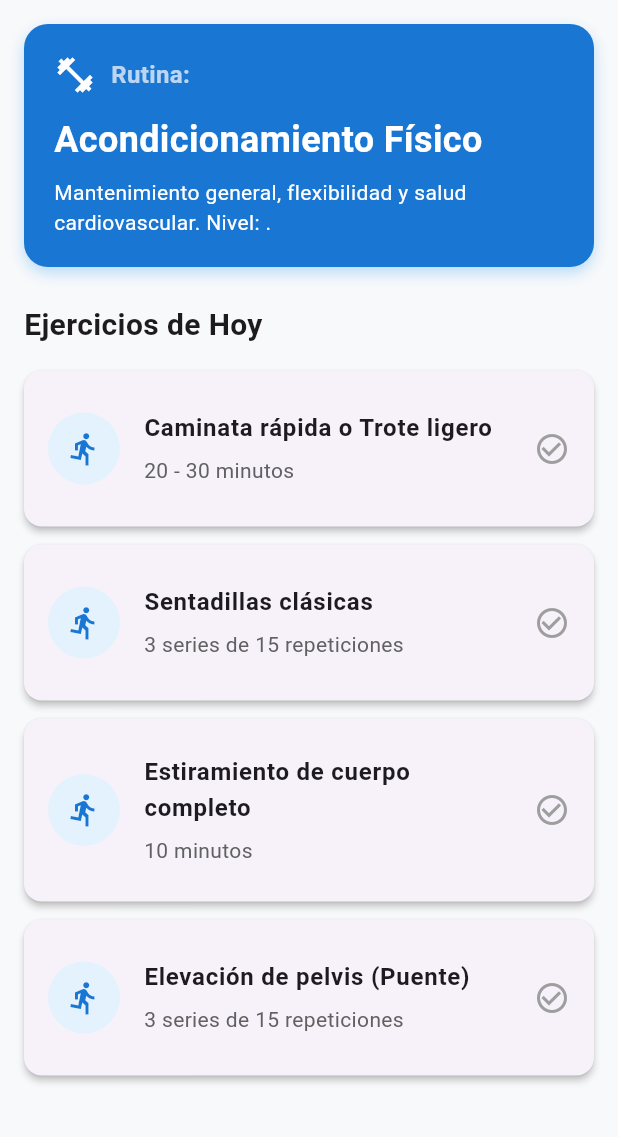
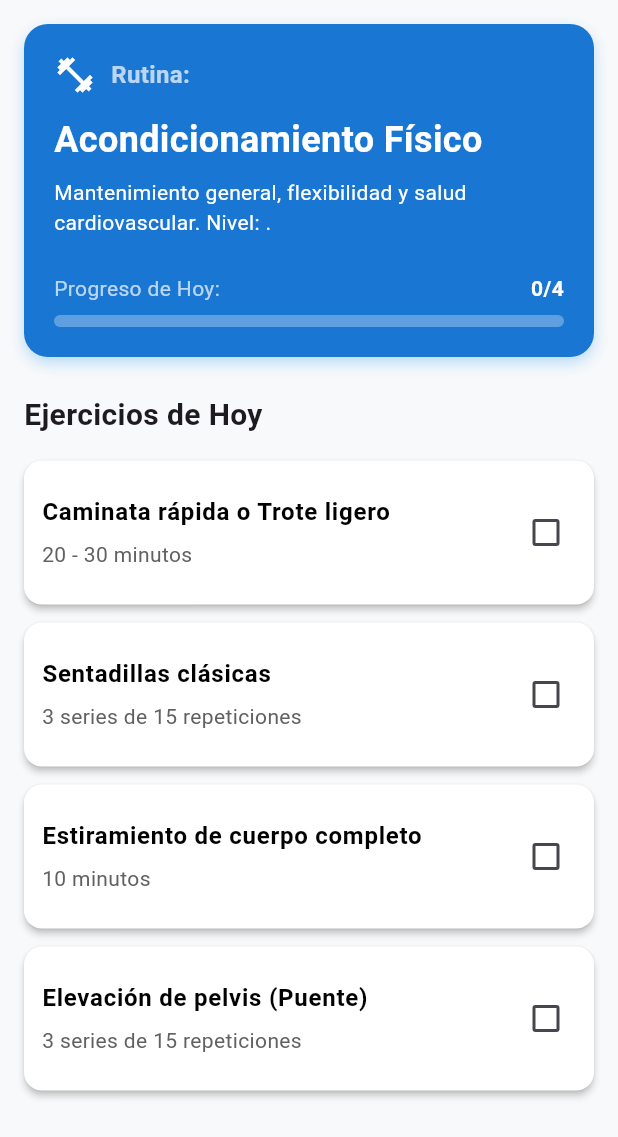
Before and after one commit to blopez504/healthylife, a Flutter app: the ExerciseTab widget shown alone on an empty page, opened directly, on a phone screen of 412 x 824 dp. Shown: the top 1137 px of the screen. Run offline on Flutter 3.47's test engine with Material 3 defaults, Android fonts, the phone set to English and light mode, and no system bars; our stand-ins replace cloud_firestore, firebase_auth, firebase_core; accounts and stored records are empty.

Commit message:
Modificacion 23/3/26

```diff
--- a/lib/tabs/exercise_tab.dart
+++ b/lib/tabs/exercise_tab.dart
@@ -2,42 +2,43 @@ import 'package:flutter/material.dart';
 import 'package:firebase_auth/firebase_auth.dart';
 import 'package:cloud_firestore/cloud_firestore.dart';
 
-class ExerciseTab extends StatelessWidget {
-  const ExerciseTab({super.key});
+class ExerciseTab extends StatefulWidget {
+  const ExerciseTab({Key? key}) : super(key: key);
+
+  @override
+  State<ExerciseTab> createState() => _ExerciseTabState();
+}
+
+class _ExerciseTabState extends State<ExerciseTab> {
+  // --- NUEVO: LISTA PARA LLEVAR EL CONTROL DE LAS CASILLAS MARCADAS ---
+  // Guardamos si la tarea 0, 1, 2 o 3 está completada
+  final List<bool> _tareasCompletadas = [false, false, false, false];
 
   @override
   Widget build(BuildContext context) {
-    // 1. Obtenemos al usuario que inició sesión
     final user = FirebaseAuth.instance.currentUser;
 
-    if (user == null) {
-      return const Center(child: Text("No hay sesión iniciada"));
-    }
+    if (user == null) return const Center(child: Text("No hay sesión iniciada"));
 
     return FutureBuilder<DocumentSnapshot>(
-      // 2. Buscamos los datos del usuario en Firebase
       future: FirebaseFirestore.instance.collection('users').doc(user.uid).get(),
       builder: (context, snapshot) {
-
         if (snapshot.connectionState == ConnectionState.waiting) {
           return const Center(child: CircularProgressIndicator(color: Color(0xFF2E7D32)));
         }
-
         if (snapshot.hasError || !snapshot.hasData || !snapshot.data!.exists) {
           return const Center(child: Text('Error al cargar tu rutina.'));
         }
 
-        // 3. Extraemos el objetivo y el nivel del usuario
         var userData = snapshot.data!.data() as Map<String, dynamic>? ?? {};
         String objetivo = userData['objetivo'] ?? 'Mantenerse';
         String nivel = userData['nivel'] ?? 'Principiante';
 
-        // Variables para la rutina
         String tituloRutina = "";
         String enfoque = "";
         List<Map<String, String>> rutina = [];
 
-        // 4. LÓGICA INTELIGENTE: Asignamos la rutina según objetivo y nivel
+        // LÓGICA INTELIGENTE (La que ya teníamos)
         if (objetivo == 'Perder peso') {
           tituloRutina = "Quema de Grasa (Cardio/HIIT)";
           enfoque = "Ejercicios de alta intensidad para acelerar el metabolismo. Nivel: $nivel.";
@@ -67,19 +68,20 @@ class ExerciseTab extends StatelessWidget {
           ];
         }
 
-        // 5. Construimos la interfaz visual
+        // Calculamos el progreso visual (cuántas están marcadas)
+        int marcadas = _tareasCompletadas.where((element) => element == true).length;
+        double progreso = marcadas / rutina.length;
+
         return ListView(
           padding: const EdgeInsets.all(16.0),
           children: [
-            // Tarjeta principal con el título
+            // --- TARJETA PRINCIPAL CON BARRA DE PROGRESO ---
             Container(
               padding: const EdgeInsets.all(20),
               decoration: BoxDecoration(
-                color: const Color(0xFF1976D2), // Color azul para diferenciarlo de la dieta (verde)
+                color: const Color(0xFF1976D2),
                 borderRadius: BorderRadius.circular(16),
-                boxShadow: [
-                  BoxShadow(color: Colors.blue.withOpacity(0.3), blurRadius: 8, offset: const Offset(0, 4))
-                ]
+                boxShadow: [BoxShadow(color: Colors.blue.withOpacity(0.3), blurRadius: 8, offset: const Offset(0, 4))]
               ),
               child: Column(
                 crossAxisAlignment: CrossAxisAlignment.start,
@@ -95,6 +97,24 @@ class ExerciseTab extends StatelessWidget {
                   Text(tituloRutina, style: const TextStyle(color: Colors.white, fontSize: 24, fontWeight: FontWeight.bold)),
                   const SizedBox(height: 8),
                   Text(enfoque, style: const TextStyle(color: Colors.white, fontSize: 14)),
+
+                  // La nueva barra de progreso visual
+                  const SizedBox(height: 24),
+                  Row(
+                    mainAxisAlignment: MainAxisAlignment.spaceBetween,
+                    children: [
+                      Text('Progreso de Hoy:', style: const TextStyle(color: Colors.white70)),
+                      Text('$marcadas/${rutina.length}', style: const TextStyle(color: Colors.white, fontWeight: FontWeight.bold)),
+                    ],
+                  ),
+                  const SizedBox(height: 8),
+                  LinearProgressIndicator(
+                    value: progreso,
+                    backgroundColor: Colors.white.withOpacity(0.3),
+                    color: Colors.greenAccent,
+                    minHeight: 8,
+                    borderRadius: BorderRadius.circular(4),
+                  ),
                 ],
               ),
             ),
@@ -103,26 +123,66 @@ class ExerciseTab extends StatelessWidget {
             const Text('Ejercicios de Hoy', style: TextStyle(fontSize: 20, fontWeight: FontWeight.bold)),
             const SizedBox(height: 16),
 
-            // Generamos las tarjetas de ejercicios
-            ...rutina.map((item) => Card(
-              margin: const EdgeInsets.only(bottom: 12),
-              elevation: 2,
-              shape: RoundedRectangleBorder(borderRadius: BorderRadius.circular(12)),
-              child: ListTile(
-                contentPadding: const EdgeInsets.all(16),
-                leading: Container(
-                  padding: const EdgeInsets.all(12),
-                  decoration: BoxDecoration(color: Colors.blue.shade50, shape: BoxShape.circle),
-                  child: const Icon(Icons.directions_run, color: Color(0xFF1976D2)),
+            // --- NUEVO: LISTA CON CHECKBOX INTERACTIVOS ---
+            // Usamos un bucle for tradicional en lugar de .map para saber el "índice" de cada ejercicio
+            for (int i = 0; i < rutina.length; i++)
+              Card(
+                margin: const EdgeInsets.only(bottom: 12),
+                elevation: 2,
+                // Si la tarea está completada, ponemos el fondo verdecito claro
+                color: _tareasCompletadas[i] ? Colors.green.shade50 : Colors.white,
+                shape: RoundedRectangleBorder(
+                  borderRadius: BorderRadius.circular(12),
+                  side: BorderSide(
+                    color: _tareasCompletadas[i] ? Colors.green : Colors.transparent,
+                    width: 1
+                  )
                 ),
-                title: Text(item['ejercicio']!, style: const TextStyle(fontWeight: FontWeight.bold, fontSize: 16)),
-                subtitle: Padding(
-                  padding: const EdgeInsets.only(top: 6.0),
-                  child: Text(item['series']!, style: TextStyle(fontSize: 14, color: Colors.grey.shade700)),
+                child: CheckboxListTile(
+                  contentPadding: const EdgeInsets.all(12),
+                  activeColor: const Color(0xFF2E7D32),
+                  title: Text(
+                    rutina[i]['ejercicio']!,
+                    style: TextStyle(
+                      fontWeight: FontWeight.bold,
+                      fontSize: 16,
+                      // Tachamos el texto si ya lo completó
+                      decoration: _tareasCompletadas[i] ? TextDecoration.lineThrough : TextDecoration.none,
+                      color: _tareasCompletadas[i] ? Colors.grey : Colors.black,
+                    )
+                  ),
+                  subtitle: Padding(
+                    padding: const EdgeInsets.only(top: 6.0),
+                    child: Text(rutina[i]['series']!, style: TextStyle(fontSize: 14, color: Colors.grey.shade700)),
+                  ),
+                  value: _tareasCompletadas[i],
+                  onChanged: (bool? newValue) {
+                    // Refrescamos la pantalla cuando marca la casilla
+                    setState(() {
+                      _tareasCompletadas[i] = newValue!;
+                    });
+                  },
                 ),
-                trailing: const Icon(Icons.check_circle_outline, color: Colors.grey),
               ),
-            ))
+
+              // Si completó todos, mostramos un mensaje de felicitaciones
+              if (progreso == 1.0)
+                Container(
+                  padding: const EdgeInsets.all(16),
+                  margin: const EdgeInsets.only(top: 16),
+                  decoration: BoxDecoration(
+                    color: Colors.green.shade100,
+                    borderRadius: BorderRadius.circular(12),
+                  ),
+                  child: const Row(
+                    mainAxisAlignment: MainAxisAlignment.center,
+                    children: [
+                      Icon(Icons.emoji_events, color: Colors.orange, size: 32),
+                      SizedBox(width: 12),
+                      Text('¡Felicidades! Terminaste por hoy.', style: TextStyle(color: Color(0xFF2E7D32), fontWeight: FontWeight.bold, fontSize: 16)),
+                    ],
+                  ),
+                )
           ],
         );
       },
```
